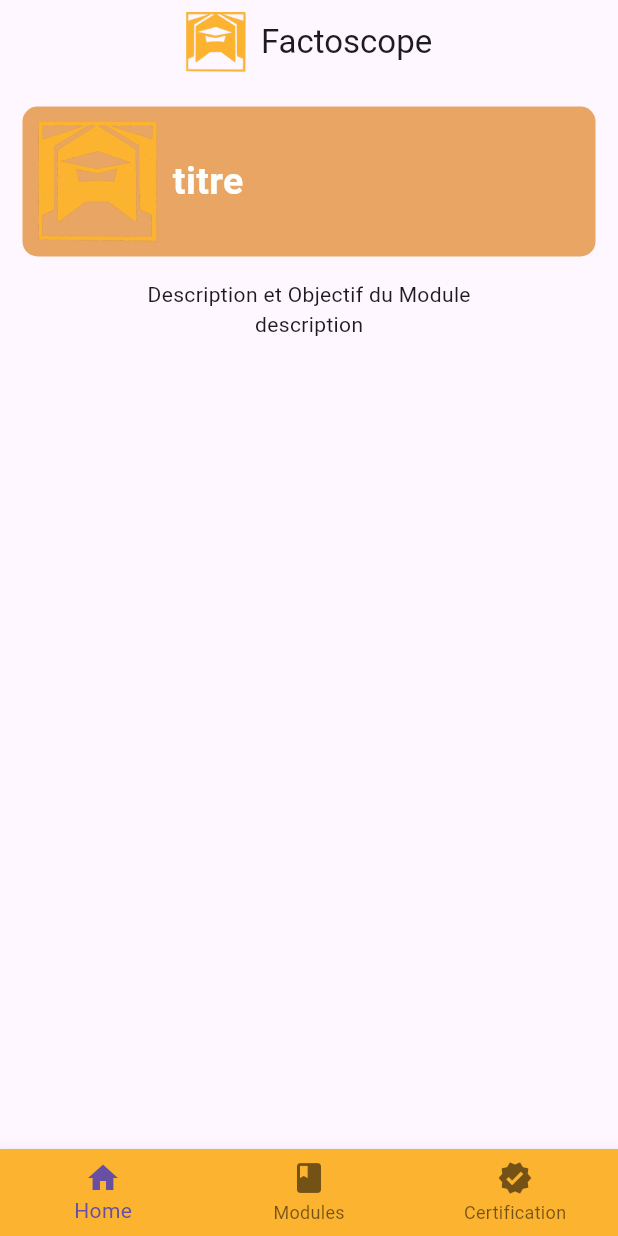
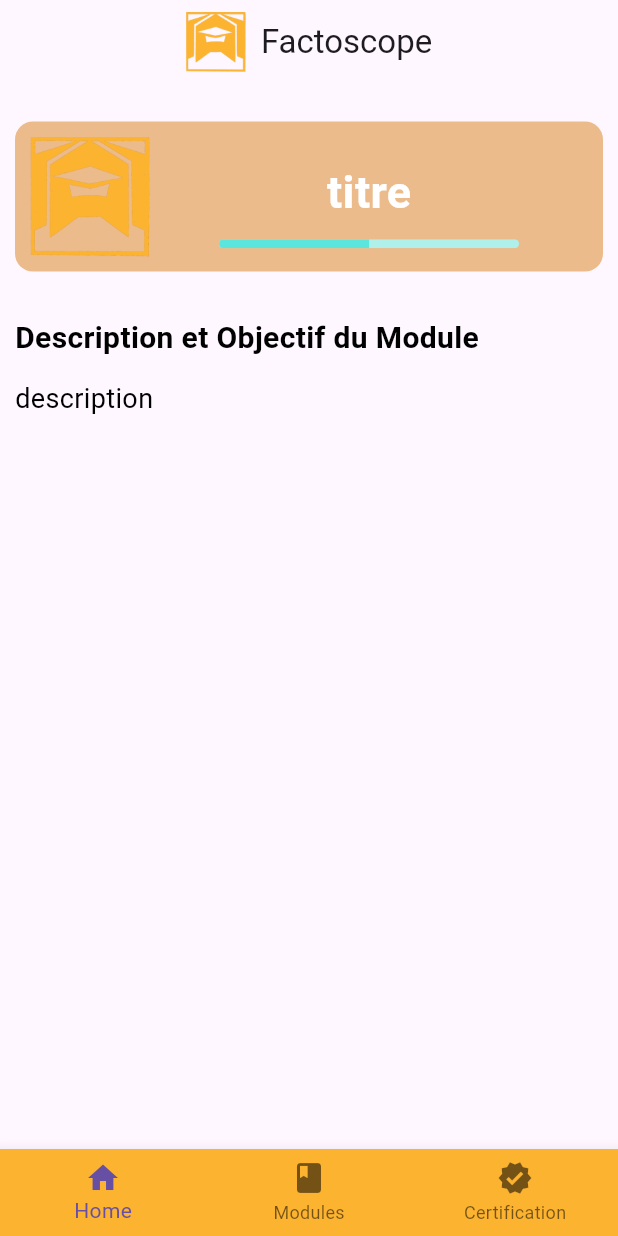
Before and after one commit to tahermedsk/ProjetCollective, a Flutter app: the ListCoursView screen opened by its route, on a phone screen of 412 x 824 dp. Run offline on Flutter 3.47's test engine with Material 3 defaults, Android fonts, the phone set to English and light mode, and no system bars; our stand-ins replace audioplayers, flutter_svg, get_it, go_router, sqflite and 1 more; missing offline and left inert: dart:ffi; accounts and stored records are empty.

Commit message:
ListCoursView 75% functionnal
méthode pour ouvrir un cours depuis un élément de la liste pas encore implémenté

```diff
--- a/projet_collective/lib/ui/ListCoursView.dart
+++ b/projet_collective/lib/ui/ListCoursView.dart
@@ -2,6 +2,8 @@
 
 import 'package:flutter/material.dart';
 import 'package:seriouse_game/models/ListCoursViewModel.dart';
+import 'package:seriouse_game/ui/Cours/CoursView.dart';
+import 'package:seriouse_game/ui/Cours/CoursViewModel.dart';
 
 import '../models/cours.dart';
 import '../models/module.dart';
@@ -60,13 +62,53 @@ class ListCoursViewState extends State<ListCoursView>{
             	return Column(
             	  children: [
 
-                  //Appel du widget affichant un titre
+                  //Appel du widget affichant le titre
             	    titleWidget(module),
 
-                  const Text("Description et Objectif du Module"),
+                  //Affiche description et objectif du module en gras à gauche
+                  Align(
+                    alignment: Alignment.centerLeft,
+                    child :
+                      Container(
+                          margin: const EdgeInsets.symmetric(horizontal: 10.0, vertical: 5.0),
+                          child:
+                            const Text(
+                              "Description et Objectif du Module",
+                              style: TextStyle(
+                                  fontSize: 20,
+                                  fontWeight: FontWeight.bold,
+                                  color: Colors.black,
+                                ),
+                                textAlign: TextAlign.left,
+
+                            ),
+                      ),
+                  ),
+
+
 
                   //Description du module
-                  Text(module.description),
+
+                  Align(
+                    //Alignement du module de gauche à droite
+                    alignment: Alignment.centerLeft,
+                    child :
+                      //Container pour définir les marges.
+                      Container(
+                        margin: const EdgeInsets.symmetric(horizontal: 10.0, vertical: 8.0),
+                        child:
+                          //Texte de la description
+                          Text(module.description,
+                            style: const TextStyle(
+                              fontSize: 18,
+                              color: Colors.black,
+                            ),
+                            textAlign: TextAlign.left,
+
+                          )
+                    ),
+                  ),
+
 
                   //Affichage de la liste des cours du module
 
@@ -97,20 +139,20 @@ class ListCoursViewState extends State<ListCoursView>{
 
   //Widget correspondant au titre du module
   SizedBox titleWidget(Module module){
-    //Valeur de la progression
+    //Valeur de la progression entre 0 et 1
     double progress = 0.5;
     return SizedBox(
       child : Container(
         //Gestion de l'espace entre le contenu et la bordure interieure du widget
         padding: const EdgeInsets.symmetric(horizontal: 10.0, vertical: 10.0),
         //Gestion de l'espace entre l'exterieur du widget et les widgets adjacents
-        margin: const EdgeInsets.symmetric(horizontal: 15.0, vertical: 15.0),
+        margin: const EdgeInsets.symmetric(horizontal: 10.0, vertical: 25.0),
         //Décoration de la bordure
         decoration: BoxDecoration(
         //Gestion de l'angle de la bordure
-        borderRadius:BorderRadius.circular(10),
+        borderRadius:BorderRadius.circular(12),
         //Couleur interne et externe de la boite
-        color: const Color.fromARGB(255,232,165,99),),
+        color: const Color.fromARGB(255, 236, 187, 139),),
         child : Row(
           children: [
 
@@ -122,10 +164,14 @@ class ListCoursViewState extends State<ListCoursView>{
                 fit: BoxFit.contain, // Garde les proportions
               ),
 
+            const Spacer(),
 
             Column(
+
               //Titre du module
               children: [
+
+
                 Container(
                     //Gestion de l'espace entre le contenu et la bordure interieure du widget
                     padding: const EdgeInsets.symmetric(horizontal: 5.0, vertical: 5.0),
@@ -133,7 +179,7 @@ class ListCoursViewState extends State<ListCoursView>{
                     margin: const EdgeInsets.symmetric(horizontal: 5.0, vertical: 5.0),
                     child: Text(module.titre,
                       style: const TextStyle(
-                      fontSize: 25,
+                        fontSize: 30,
                         fontWeight: FontWeight.bold,
                         color: Colors.white,
                       ),
@@ -141,21 +187,30 @@ class ListCoursViewState extends State<ListCoursView>{
                   ),
 
                 //Affichage de la barre de progression du module
-
-                /*
+                //SizedBox est nécessaire car LinearProgressIndicator doit être contenue dans un objet de largeur définie
+                //Column n'ayant pas de largeur max, on ne peut pas mettre le wwidget directement dedans
+                SizedBox(
+                  //Longueur max du widget
+                  width: 200,
+                  child:
+                    //Container pour des bords plus arrondis
                     ClipRRect(
                       borderRadius: BorderRadius.circular(4),
+                      //Barre de progression du module
                       child: LinearProgressIndicator(
-                      value: progress,
+                          value: progress, //On utilise progress pour définir le remplissage
                           minHeight: 6,
-                      color: Colors.teal,
-                      backgroundColor: Colors.teal.withOpacity(0.2),
+                          color: const Color.fromARGB(255, 90, 230, 220),
+                          backgroundColor: const Color.fromARGB(255, 175, 240, 235),
                         ),
-                  ),*/
+                    ),
+                )
+
+
               ],
             ),
 
-
+            const Spacer()
           ],
         ),
       )
@@ -165,7 +220,24 @@ class ListCoursViewState extends State<ListCoursView>{
   SizedBox listItem(Cours cours){
 
     return SizedBox(
-      child : Text(cours.titre),
+      child :
+      //On utilise Inkwell pour transformer notre container en bouton
+      InkWell(
+        child:
+        Container(
+          //Gestion de l'espace entre le contenu et la bordure interieure du widget
+          padding: const EdgeInsets.symmetric(horizontal: 20.0, vertical: 10.0),
+          //Gestion de l'espace entre l'exterieur du widget et les widgets adjacents
+          margin: const EdgeInsets.symmetric(horizontal: 20.0, vertical: 15.0),
+          //On utilise le header de CoursView
+          child: HeaderWidget(cours: cours, coursViewModel: CoursViewModel())),
+        //Méthode pour se aller au cours
+        onTap: (){
+
+
+        }
+
+      ),
     );
   }
 }
```
Lines whose indentation alone changed are shown as unchanged.
